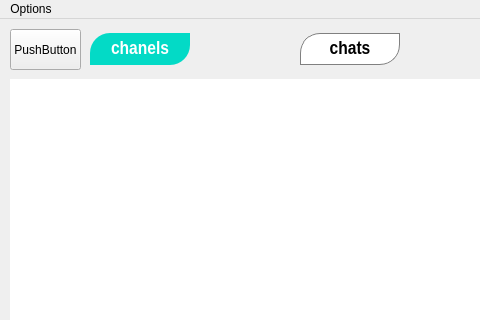
First picture: the form in jamin-gram/channel.ui, repository raminLgh/jamin-gram, before the edit; both pictures show x 0 to 480 and y 0 to 320 of the 700 by 600 pixel window.
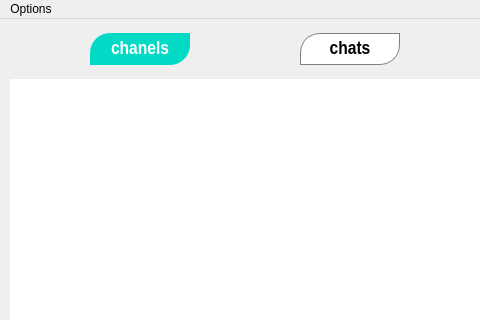
Second picture: the form after the edit. Icons and pictures are not drawn.

Commit message: some change on ui (remove some additional item)

```diff
--- a/jamin-gram/channel.ui
+++ b/jamin-gram/channel.ui
@@ -430,19 +430,6 @@
 &lt;p align=&quot;center&quot; style=&quot; margin-top:0px; margin-bottom:0px; margin-left:0px; margin-right:0px; -qt-block-indent:0; text-indent:0px;&quot;&gt;&lt;span style=&quot; font-family:'MS Shell Dlg 2'; font-size:12pt; font-weight:600; color:#00aa00;&quot;&gt;Join&lt;/span&gt;&lt;span style=&quot; font-family:'MS Shell Dlg 2'; font-size:12pt; font-weight:600;&quot;&gt; &lt;/span&gt;&lt;span style=&quot; font-family:'MS Shell Dlg 2'; font-size:12pt; font-weight:600; color:#4eea72;&quot;&gt;Channel&lt;/span&gt;&lt;/p&gt;&lt;/body&gt;&lt;/html&gt;</string>
     </property>
    </widget>
-   <widget class="QPushButton" name="pushButton_2">
-    <property name="geometry">
-     <rect>
-      <x>10</x>
-      <y>10</y>
-      <width>71</width>
-      <height>41</height>
-     </rect>
-    </property>
-    <property name="text">
-     <string>PushButton</string>
-    </property>
-   </widget>
   </widget>
   <widget class="QMenuBar" name="menubar">
    <property name="geometry">
```
Left out of the diff: 18 changed lines with no effect on the pictures. The commit also changes 7 other files.
